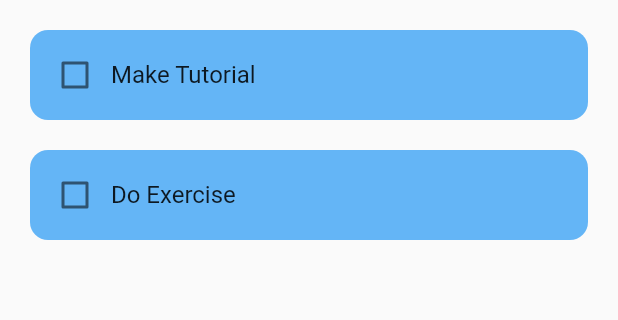
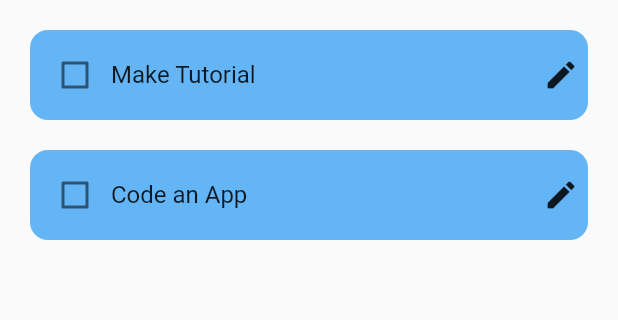
Before and after one commit to SynthiaAtieno/toDoApp, a Flutter app: the screen it shows after launch, on a phone screen of 412 x 824 dp, the part 84-404 px from its top. Run offline on Flutter 3.47's test engine with Material 2 defaults, Android fonts, the phone set to English and light mode, and no system bars; drawn by our look-alikes of flutter_slidable; our stand-ins replace hive_flutter; accounts and stored records are empty.

```diff
--- a/lib/data/database.dart
+++ b/lib/data/database.dart
@@ -0,0 +1,23 @@
+import 'package:hive_flutter/adapters.dart';
+
+class ToDoDatabase{
+  List toDoList = [];
+  final myBox = Hive.box('my_box');
+
+// if the user opens the app for the first time
+  void createInitialData(){
+    toDoList = [
+      ["Make Tutorial", false],
+      ["Code an App", false],
+    ];
+  }
+
+  void loadData(){
+    toDoList = myBox.get('TODOLIST');
+
+  }
+  void updateDataBase(){
+    myBox.put('TODOLIST', toDoList);
+
+  }
+}
--- a/lib/pages/todo_page.dart
+++ b/lib/pages/todo_page.dart
@@ -1,4 +1,6 @@
 import 'package:flutter/material.dart';
+import 'package:hive_flutter/adapters.dart';
+import 'package:todo_app/data/database.dart';
 
 import '../util/dialog_box.dart';
 import '../util/todo_tile.dart';
@@ -16,31 +18,46 @@ TextEditingController newTask = TextEditingController();
 String greetings = "";
 
 class _TodoPageState extends State<TodoPage> {
-  void sayHi() {
+ /* void sayHi() {
     setState(() {
       greetings = "Hello, ${userName.text}";
     });
+  }*/
+
+  ToDoDatabase db = ToDoDatabase();
+
+  // reference the box
+  final myBox = Hive.box('my_box');
+
+  @override
+  void initState() {
+
+    if(myBox.get('TODOLIST') == null){
+      db.createInitialData();
+    }else{
+      db.loadData();
+    }
+
+    super.initState();
   }
 
-  List todoList = [
-    ["Make Tutorial", false],
-    ["Do Exercise", false]
-  ];
 
   void checkBoxChanged(bool? value, int index) {
     setState(() {
-      todoList[index][1] = !todoList[index][1];
+      db.toDoList[index][1] = !db.toDoList[index][1];
     });
+    db.updateDataBase();
   }
 
   void addNewTask() {
     setState(() {
       newTask.text != ""
-          ? todoList.add([newTask.text, false])
+          ? db.toDoList.add([newTask.text, false])
           : const Text("Please add a task");
       newTask.clear();
     });
     Navigator.of(context).pop();
+    db.updateDataBase();
   }
 
   void createNewTask() {
@@ -60,9 +77,10 @@ class _TodoPageState extends State<TodoPage> {
 
   void deleteTask(int index) {
     setState(() {
-      todoList.removeAt(index);
+      db.toDoList.removeAt(index);
       newTask.clear();
     });
+    db.updateDataBase();
   }
 
   @override
@@ -80,14 +98,14 @@ class _TodoPageState extends State<TodoPage> {
           child: const Icon(Icons.add),
         ),
         body: ListView.builder(
-          itemCount: todoList.length,
+          itemCount: db.toDoList.length,
           itemBuilder: (context, index) {
             return TodoTile(
-              isCompleted: todoList[index][1],
+              isCompleted: db.toDoList[index][1],
               onChanged: (value) {
                 checkBoxChanged(value, index);
               },
-              taskValue: todoList[index][0],
+              taskValue: db.toDoList[index][0],
               deleteToDo: (BuildContext) => deleteTask(index),
             );
           },
--- a/lib/util/dialog_box.dart
+++ b/lib/util/dialog_box.dart
@@ -31,7 +31,7 @@ class DialogBox extends StatelessWidget {
               child: Row(
                 mainAxisAlignment: MainAxisAlignment.spaceBetween,
                 children: [
-                  MyButton(text: "save",  onPressed: controller.text != "" ? onSave : ()=> const Center(child: Text("Please write a task"),)),
+                  MyButton(text: "save",  onPressed: onSave),
                   MyButton(text: "cancel", onPressed: onCancel),
                 ],
               ),
--- a/lib/util/todo_tile.dart
+++ b/lib/util/todo_tile.dart
@@ -50,6 +50,19 @@ class TodoTile extends StatelessWidget {
                         ? TextDecoration.lineThrough
                         : TextDecoration.none),
               ),
+              Expanded(
+                child: Row(
+                  mainAxisAlignment: MainAxisAlignment.end,
+                  children: [
+                    GestureDetector(
+                      child: const Icon(
+                        Icons.edit,
+                      ),
+                      onTap: (){},
+                    ),
+                  ],
+                ),
+              ),
             ],
           ),
         ),
```
Also changed, not shown: lib/main.dart (+6 -1 lines).
